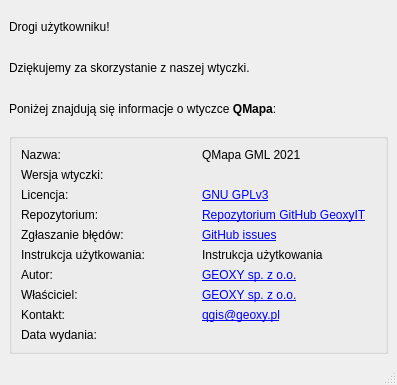
Before: the Qt Designer form ui/help.ui in geoxyIT/QMapa, drawn with Qt 5.
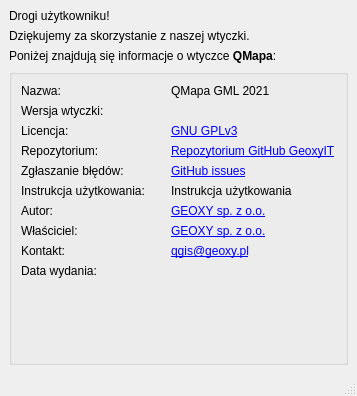
After: the same form once the commit is applied. Icons and pictures are not drawn.

```diff
--- a/ui/help.ui
+++ b/ui/help.ui
@@ -6,8 +6,8 @@
    <rect>
     <x>0</x>
     <y>0</y>
-    <width>397</width>
-    <height>385</height>
+    <width>357</width>
+    <height>396</height>
    </rect>
   </property>
   <property name="windowTitle">
@@ -198,6 +198,9 @@
          <property name="text">
           <string>Data wydania:</string>
          </property>
+         <property name="alignment">
+          <set>Qt::AlignLeading|Qt::AlignLeft|Qt::AlignTop</set>
+         </property>
         </widget>
        </item>
        <item row="9" column="1">
@@ -205,8 +208,24 @@
          <property name="text">
           <string/>
          </property>
+         <property name="alignment">
+          <set>Qt::AlignLeading|Qt::AlignLeft|Qt::AlignTop</set>
+         </property>
         </widget>
        </item>
+       <item row="10" column="0" colspan="2">
+        <spacer name="verticalSpacer">
+         <property name="orientation">
+          <enum>Qt::Vertical</enum>
+         </property>
+         <property name="sizeHint" stdset="0">
+          <size>
+           <width>20</width>
+           <height>40</height>
+          </size>
+         </property>
+        </spacer>
+       </item>
       </layout>
      </widget>
     </item>
```
Left out of the diff: 152 changed lines with no effect on the pictures.
